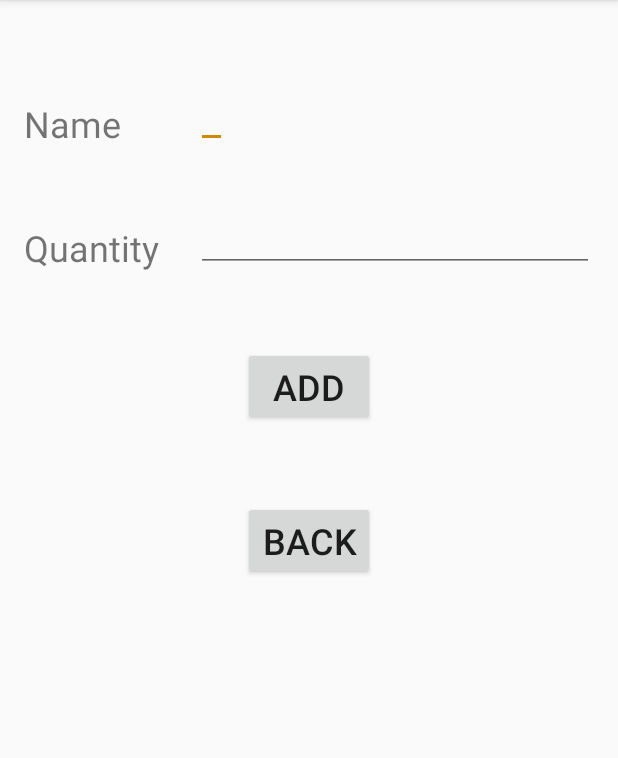
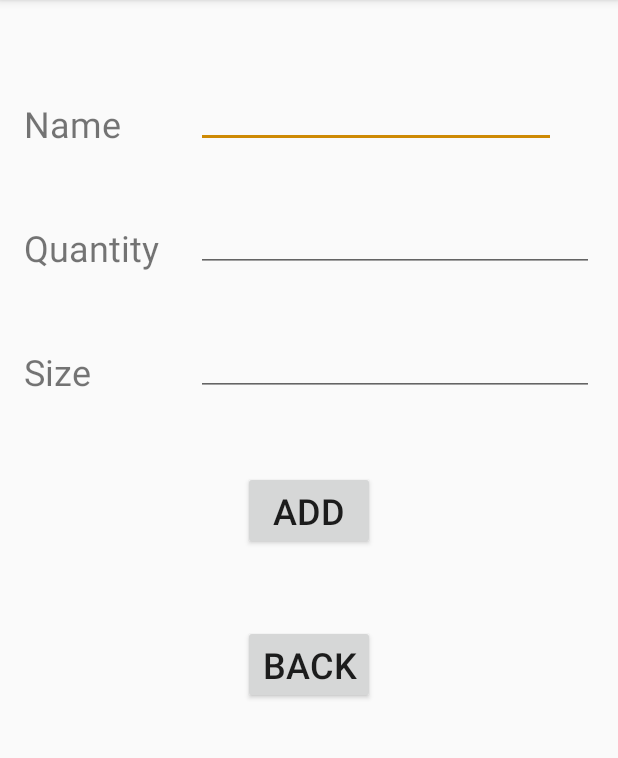
Before and after one commit to jacksonporter/whiskipe, an Android app: the screen it shows after launch (InsertActivity), after a tap on "Add", on a phone screen of 412 x 824 dp, the part 84-842 px from its top. Run offline under Robolectric (Android 15) with nearby library versions, the phone set to English and light mode, and no system bars.

Commit message:
Login activity, add new fields to insert activity to match DB

```diff
--- a/app/build.gradle
+++ b/app/build.gradle
@@ -4,7 +4,7 @@ android {
     compileSdkVersion 27
     defaultConfig {
         applicationId "edu.snow.whiskipe"
-        minSdkVersion 19
+        minSdkVersion 23
         targetSdkVersion 27
         versionCode 1
         versionName "1.0"
--- a/app/src/main/java/edu/snow/whiskipe/MainActivity.java
+++ b/app/src/main/java/edu/snow/whiskipe/MainActivity.java
@@ -105,6 +105,11 @@ import java.util.ArrayList;
                     Intent updateIntent = new Intent(this, UpdateActivity.class);
                     this.startActivity(updateIntent);
                     return true;
+                case R.id.action_login:
+                    Log.w("MainActivity", "Login selected");
+                    Intent loginIntent = new Intent(this, LoginActivity.class);
+                    this.startActivity(loginIntent);
+                    return true;
                 default:
                     return super.onOptionsItemSelected(item);
             }
--- a/app/src/main/res/layout/activity_insert.xml
+++ b/app/src/main/res/layout/activity_insert.xml
@@ -17,13 +17,13 @@
         android:id="@+id/label_name"/>
 
     <EditText
-        android:layout_width="wrap_content"
+        android:id="@+id/input_name"
+        android:layout_width="240dp"
         android:layout_height="wrap_content"
-        android:id="@+id/input_name"
-        android:layout_toRightOf="@+id/label_name"
         android:layout_alignBottom="@+id/label_name"
         android:layout_marginLeft="50dp"
-        android:orientation="horizontal"/>
+        android:layout_toRightOf="@+id/label_name"
+        android:orientation="horizontal" />
 
     <TextView
         android:layout_width="wrap_content"
@@ -43,13 +43,30 @@
         android:layout_alignParentRight="true"
         android:layout_alignLeft="@+id/input_name"/>
 
+    <TextView
+        android:layout_width="wrap_content"
+        android:layout_height="wrap_content"
+        android:text="@string/label_size"
+        android:layout_marginTop="50dp"
+        android:id="@+id/label_size"
+        android:layout_below="@+id/label_qty"/>
+
+    <EditText
+        android:layout_width="wrap_content"
+        android:layout_height="wrap_content"
+        android:id="@+id/input_size"
+        android:layout_alignBottom="@+id/label_size"
+        android:layout_toRightOf="@+id/label_size"
+        android:layout_alignParentRight="true"
+        android:layout_alignLeft="@+id/input_name"/>
+
     <Button
         android:layout_width="wrap_content"
         android:layout_height="wrap_content"
         android:text="@string/button_add"
         android:layout_marginTop="50dp"
         android:id="@+id/button_add"
-        android:layout_below="@+id/label_qty"
+        android:layout_below="@+id/label_size"
         android:onClick="insert"
         android:layout_centerHorizontal="true"/>
 
--- a/app/src/main/res/menu/menu_main.xml
+++ b/app/src/main/res/menu/menu_main.xml
@@ -20,4 +20,10 @@
         android:title="@string/update"
         android:icon="@android:drawable/ic_menu_edit"
         app:showAsAction="ifRoom" />
+
+    <item
+        android:id="@+id/action_login"
+        android:icon="?android:attr/fingerprintAuthDrawable"
+        android:title="@string/login"
+        app:showAsAction="ifRoom" />
 </menu>
--- a/app/src/main/res/values/strings.xml
+++ b/app/src/main/res/values/strings.xml
@@ -4,9 +4,19 @@
     <string name="add">Add</string>
     <string name="delete">Delete</string>
     <string name="update">Update</string>
+    <string name="login">Login</string>
 
     <string name="label_name">Name</string>
     <string name="label_qty">Quantity</string>
+    <string name="label_size">Size</string>
     <string name="button_add">Add</string>
     <string name="button_back">Back</string>
+
+    <string name="label_username">Username</string>
+    <string name="label_firstname">First Name</string>
+    <string name="label_lastname">Last Name</string>
+    <string name="label_active">Active</string>
+    <string name="button_login">Login</string>
+
+    <string name="button_home">Home</string>
 </resources>
```
Also changed, not shown: app/src/main/java/edu/snow/whiskipe/Food.java (+10 -2 lines), app/src/main/java/edu/snow/whiskipe/InsertActivity.java (+7 -8 lines), app/src/main/java/edu/snow/whiskipe/LoginActivity.java (added, +42 -0 lines), app/src/main/res/layout/activity_login.xml (added, +114 -0 lines).
